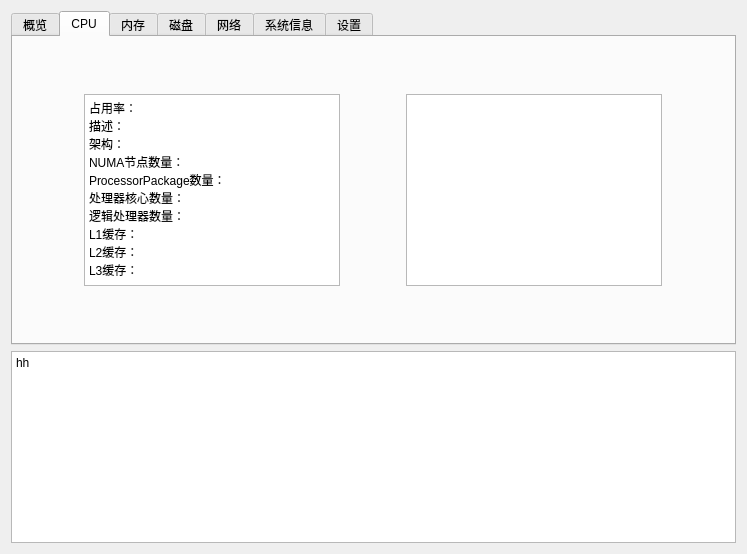
This is Windows/GUI/mainWindow.ui in liukanshan1/Pannel as Qt 5 draws it before an edit. The edited form follows.
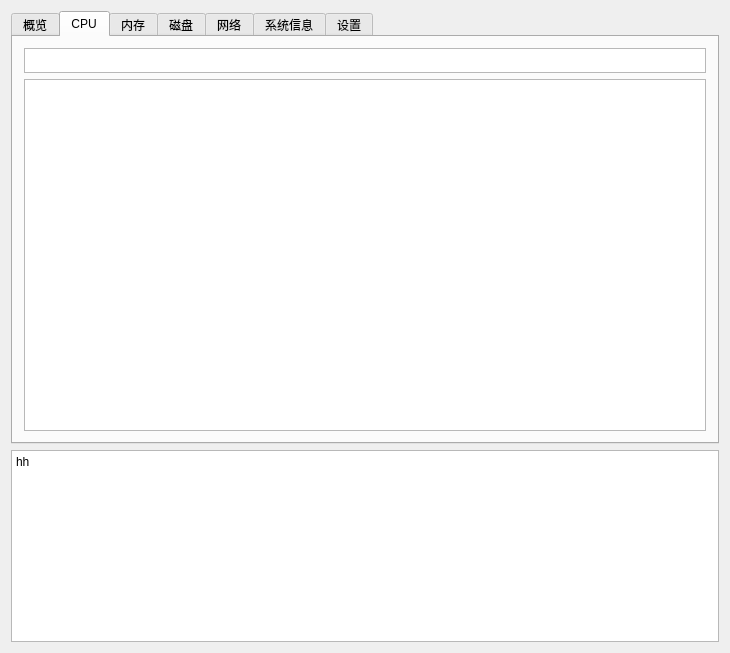
This is the edited form. The open tabs and pages were chosen to show the change.

What changed in the file:
```diff
--- a/Windows/GUI/mainWindow.ui
+++ b/Windows/GUI/mainWindow.ui
@@ -7,8 +7,8 @@
    <rect>
     <x>0</x>
     <y>0</y>
-    <width>747</width>
-    <height>554</height>
+    <width>730</width>
+    <height>653</height>
    </rect>
   </property>
   <property name="sizePolicy">
@@ -42,7 +42,7 @@
       </property>
      </widget>
     </item>
-    <item row="1" column="0">
+    <item row="0" column="0">
      <widget class="QTabWidget" name="tabWidget">
       <property name="sizePolicy">
        <sizepolicy hsizetype="Expanding" vsizetype="Minimum">
@@ -72,10 +72,10 @@
         <string>CPU</string>
        </attribute>
        <layout class="QGridLayout" name="gridLayout_3">
-        <item row="0" column="0">
+        <item row="2" column="0">
          <widget class="QTextBrowser" name="cpuDes">
           <property name="sizePolicy">
-           <sizepolicy hsizetype="Fixed" vsizetype="Fixed">
+           <sizepolicy hsizetype="Expanding" vsizetype="Expanding">
             <horstretch>0</horstretch>
             <verstretch>0</verstretch>
            </sizepolicy>
@@ -85,27 +85,24 @@
 &lt;html&gt;&lt;head&gt;&lt;meta name=&quot;qrichtext&quot; content=&quot;1&quot; /&gt;&lt;meta charset=&quot;utf-8&quot; /&gt;&lt;style type=&quot;text/css&quot;&gt;
 p, li { white-space: pre-wrap; }
 &lt;/style&gt;&lt;/head&gt;&lt;body style=&quot; font-family:'Microsoft YaHei UI'; font-size:9pt; font-weight:400; font-style:normal;&quot;&gt;
-&lt;p style=&quot; margin-top:0px; margin-bottom:0px; margin-left:0px; margin-right:0px; -qt-block-indent:0; text-indent:0px;&quot;&gt;占用率：&lt;/p&gt;
-&lt;p style=&quot; margin-top:0px; margin-bottom:0px; margin-left:0px; margin-right:0px; -qt-block-indent:0; text-indent:0px;&quot;&gt;描述：&lt;/p&gt;
-&lt;p style=&quot; margin-top:0px; margin-bottom:0px; margin-left:0px; margin-right:0px; -qt-block-indent:0; text-indent:0px;&quot;&gt;架构：&lt;/p&gt;
-&lt;p style=&quot; margin-top:0px; margin-bottom:0px; margin-left:0px; margin-right:0px; -qt-block-indent:0; text-indent:0px;&quot;&gt;NUMA节点数量：&lt;/p&gt;
-&lt;p style=&quot; margin-top:0px; margin-bottom:0px; margin-left:0px; margin-right:0px; -qt-block-indent:0; text-indent:0px;&quot;&gt;ProcessorPackage数量：&lt;/p&gt;
-&lt;p style=&quot; margin-top:0px; margin-bottom:0px; margin-left:0px; margin-right:0px; -qt-block-indent:0; text-indent:0px;&quot;&gt;处理器核心数量：&lt;/p&gt;
-&lt;p style=&quot; margin-top:0px; margin-bottom:0px; margin-left:0px; margin-right:0px; -qt-block-indent:0; text-indent:0px;&quot;&gt;逻辑处理器数量：&lt;/p&gt;
-&lt;p style=&quot; margin-top:0px; margin-bottom:0px; margin-left:0px; margin-right:0px; -qt-block-indent:0; text-indent:0px;&quot;&gt;L1缓存：&lt;/p&gt;
-&lt;p style=&quot; margin-top:0px; margin-bottom:0px; margin-left:0px; margin-right:0px; -qt-block-indent:0; text-indent:0px;&quot;&gt;L2缓存：&lt;/p&gt;
-&lt;p style=&quot; margin-top:0px; margin-bottom:0px; margin-left:0px; margin-right:0px; -qt-block-indent:0; text-indent:0px;&quot;&gt;L3缓存：&lt;/p&gt;&lt;/body&gt;&lt;/html&gt;</string>
+&lt;p style=&quot;-qt-paragraph-type:empty; margin-top:0px; margin-bottom:0px; margin-left:0px; margin-right:0px; -qt-block-indent:0; text-indent:0px;&quot;&gt;&lt;br /&gt;&lt;/p&gt;&lt;/body&gt;&lt;/html&gt;</string>
           </property>
          </widget>
         </item>
-        <item row="0" column="1">
+        <item row="1" column="0">
          <widget class="QTextBrowser" name="cpuData">
           <property name="sizePolicy">
-           <sizepolicy hsizetype="Fixed" vsizetype="Fixed">
+           <sizepolicy hsizetype="Expanding" vsizetype="Minimum">
             <horstretch>0</horstretch>
             <verstretch>0</verstretch>
            </sizepolicy>
           </property>
+          <property name="maximumSize">
+           <size>
+            <width>16777215</width>
+            <height>25</height>
+           </size>
+          </property>
          </widget>
         </item>
        </layout>
```
Left out of the diff: 48 changed lines with no effect on the pictures.
